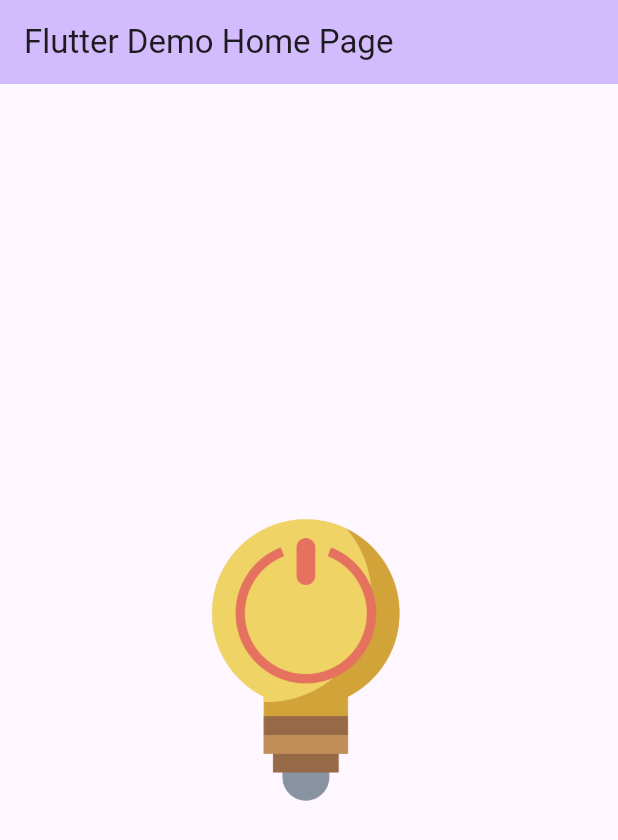
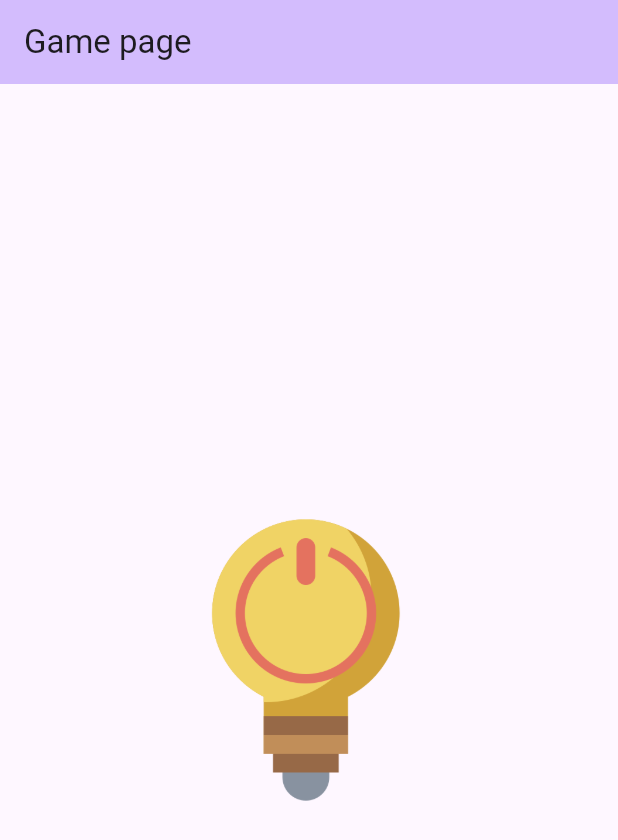
Before and after one commit to loloof64/light_them_all_flutter, a Flutter app: the screen it shows after launch, on a phone screen of 412 x 824 dp. Shown: the top 840 px of the screen. Run offline on Flutter 3.47's test engine with Material 2 defaults, Android fonts, the phone set to English and light mode, and no system bars.

Commit message:
improved window titles

```diff
--- a/lib/main.dart
+++ b/lib/main.dart
@@ -12,27 +12,13 @@ class MyApp extends StatelessWidget {
   @override
   Widget build(BuildContext context) {
     return MaterialApp(
-      title: 'Flutter Demo',
+      title: 'Light them all',
       theme: ThemeData(
-        // This is the theme of your application.
-        //
-        // TRY THIS: Try running your application with "flutter run". You'll see
-        // the application has a blue toolbar. Then, without quitting the app,
-        // try changing the seedColor in the colorScheme below to Colors.green
-        // and then invoke "hot reload" (save your changes or press the "hot
-        // reload" button in a Flutter-supported IDE, or press "r" if you used
-        // the command line to start the app).
-        //
-        // Notice that the counter didn't reset back to zero; the application
-        // state is not lost during the reload. To reset the state, use hot
-        // restart instead.
-        //
-        // This works for code too, not just values: Most code changes can be
-        // tested with just a hot reload.
+
         colorScheme: ColorScheme.fromSeed(seedColor: Colors.deepPurple),
         useMaterial3: true,
       ),
-      home: const MyHomePage(title: 'Flutter Demo Home Page'),
+      home: const MyHomePage(title: 'Game page'),
     );
   }
 }
```
Also changed, not shown: 2 other files.
